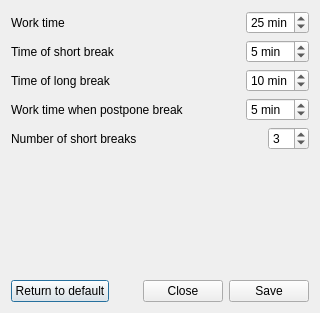
Before: the Qt Designer form src/ui/forms/settings.ui in Aksem/KoffeeBreak, drawn with Qt 5.
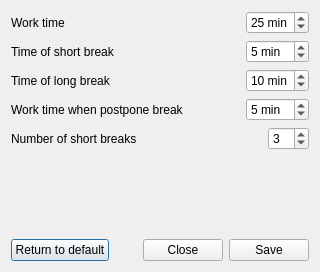
After: the same form once the commit is applied. Icons and pictures are not drawn.

Patch:
```diff
--- a/src/ui/forms/settings.ui
+++ b/src/ui/forms/settings.ui
@@ -7,7 +7,7 @@
     <x>0</x>
     <y>0</y>
     <width>320</width>
-    <height>313</height>
+    <height>272</height>
    </rect>
   </property>
   <property name="windowTitle">
```
Left out of the diff: 5 changed lines with no effect on the pictures.
